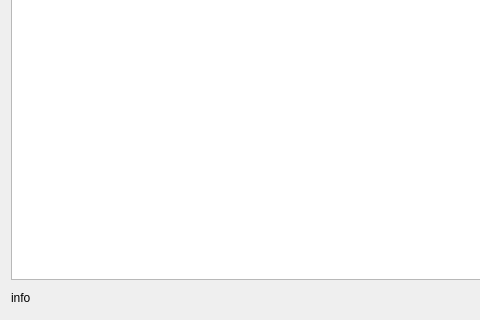
First picture: the form in kitsas/maaritys/tilinavaus.ui, repository artoh/kitupiikki, before the edit; both pictures show x 0 to 480 and y 248 to 568 of the 1056 by 568 pixel window.
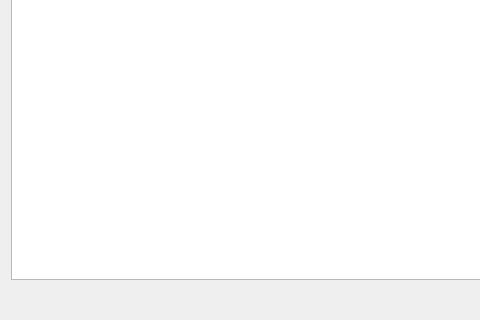
Second picture: the form after the edit. Icons and pictures are not drawn.

Diff of the .ui file:
```diff
--- a/kitsas/maaritys/tilinavaus.ui
+++ b/kitsas/maaritys/tilinavaus.ui
@@ -109,7 +109,7 @@
      <item>
       <widget class="QLabel" name="infoLabel">
        <property name="text">
-        <string>info</string>
+        <string> </string>
        </property>
       </widget>
      </item>
```
